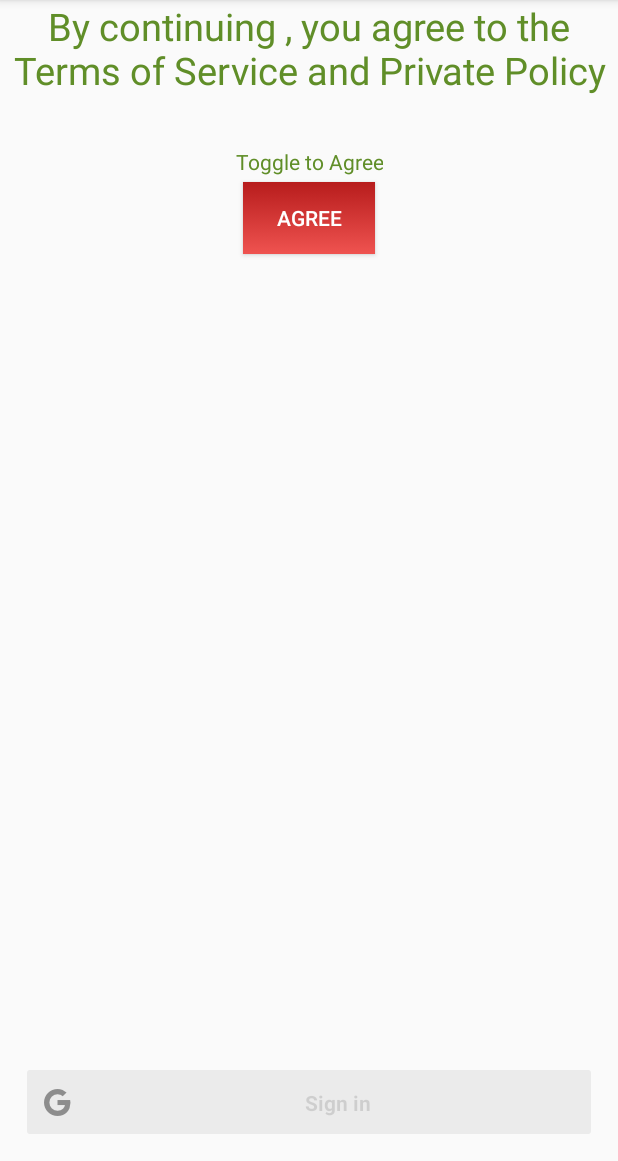
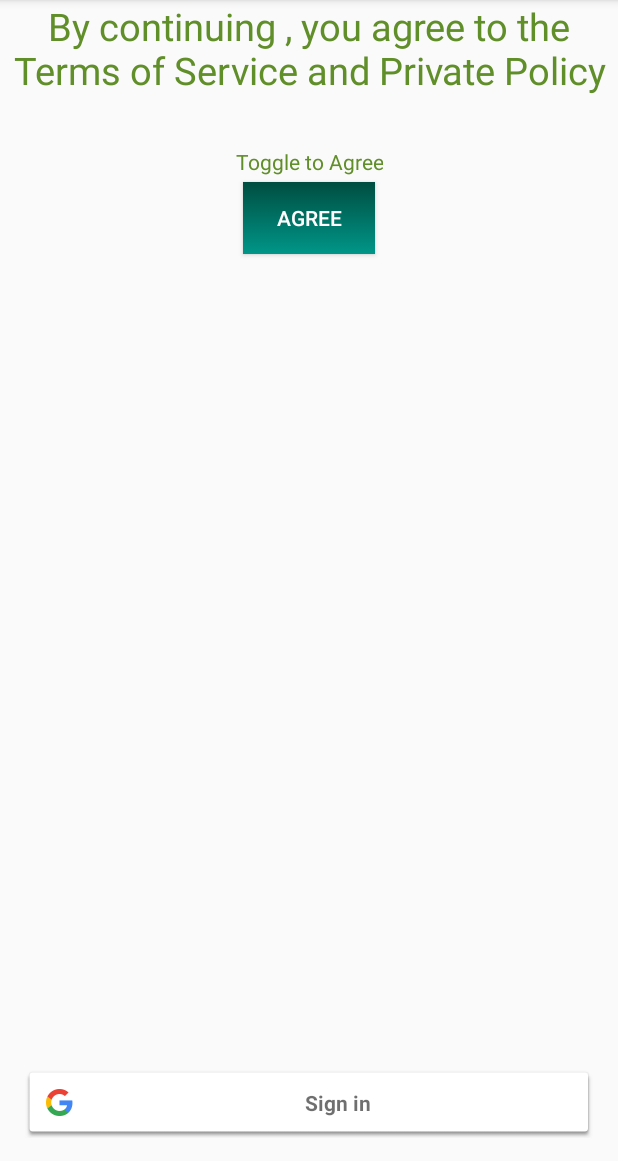
Before and after one commit to raghuwarrier/Fitness, an Android app: the TermsAndConditionsActivity screen opened directly, with no data from a screen before it, after a tap on "DISAGREE", on a phone screen of 412 x 824 dp, the part 75-1236 px from its top. Run offline under Robolectric (Android 15) with nearby library versions, the phone set to English and light mode, and no system bars; 1 statement that could not run was skipped.

Commit message:
added toggle button

```diff
--- a/app/src/main/java/fitness/com/fitness/TermsAndConditionsActivity.java
+++ b/app/src/main/java/fitness/com/fitness/TermsAndConditionsActivity.java
@@ -12,6 +12,7 @@ import android.view.MenuItem;
 import android.view.View;
 import android.widget.Button;
 import android.widget.Toast;
+import android.widget.ToggleButton;
 
 import com.google.android.gms.common.ConnectionResult;
 import com.google.android.gms.common.Scopes;
@@ -100,13 +101,13 @@ public class TermsAndConditionsActivity extends ActionBarActivity implements Goo
 
     }
 
-    public void onRadioButtonClicked(View view){
+    /*public void onRadioButtonClicked(View view){
         if(view.getId()==R.id.agree){
             findViewById(R.id.plus_sign_in_button).setEnabled(true);
         }else{
             findViewById(R.id.plus_sign_in_button).setEnabled(false);
         }
-    }
+    }*/
 
     @Override
     public void onConnected(Bundle bundle) {
@@ -154,4 +155,15 @@ public class TermsAndConditionsActivity extends ActionBarActivity implements Goo
             }
         }
     }
+
+    public void toggled(View view){
+        ToggleButton toggleButton = (ToggleButton)view;
+        if(toggleButton.isChecked()){
+            toggleButton.setBackground(getResources().getDrawable(R.drawable.toggle_on));
+            findViewById(R.id.plus_sign_in_button).setEnabled(true);
+        }else {
+            toggleButton.setBackground(getResources().getDrawable(R.drawable.toggle_off));
+            findViewById(R.id.plus_sign_in_button).setEnabled(false);
+        }
+    }
 }
```
